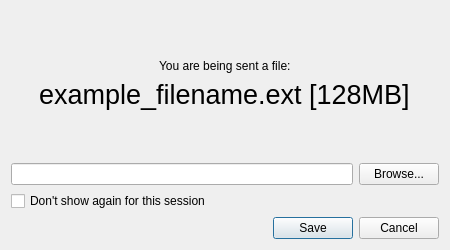
Above: wormhole_ui/widgets/ui/SaveFile.ui from sneakypete81/wormhole-ui before the change. Below: the same form after it.
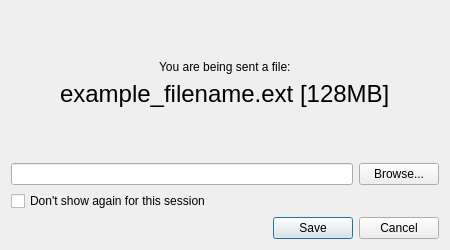
That is the form after the change.

Commit message: Use stylesheet for SaveFile text size

What changed in the file:
```diff
--- a/wormhole_ui/widgets/ui/SaveFile.ui
+++ b/wormhole_ui/widgets/ui/SaveFile.ui
@@ -36,10 +36,8 @@
    </item>
    <item alignment="Qt::AlignHCenter">
     <widget class="QLabel" name="filename_label">
-     <property name="font">
-      <font>
-       <pointsize>20</pointsize>
-      </font>
+     <property name="styleSheet">
+      <string notr="true">font-size: 18pt</string>
      </property>
      <property name="text">
       <string>example_filename.ext [128MB]</string>
```
